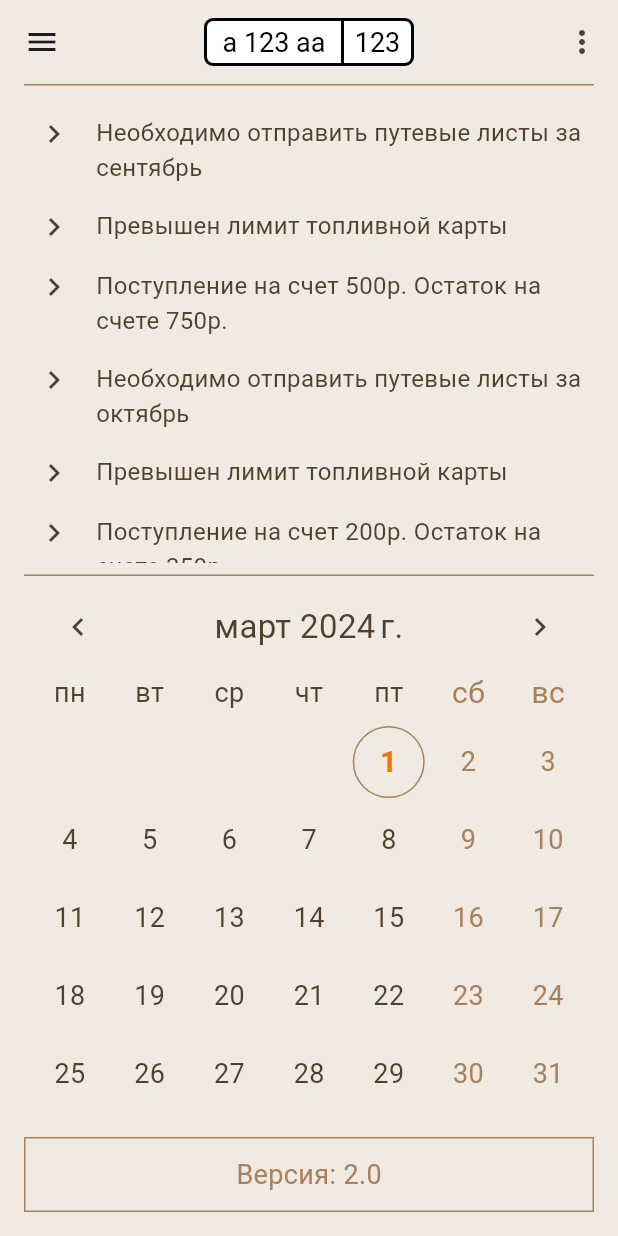
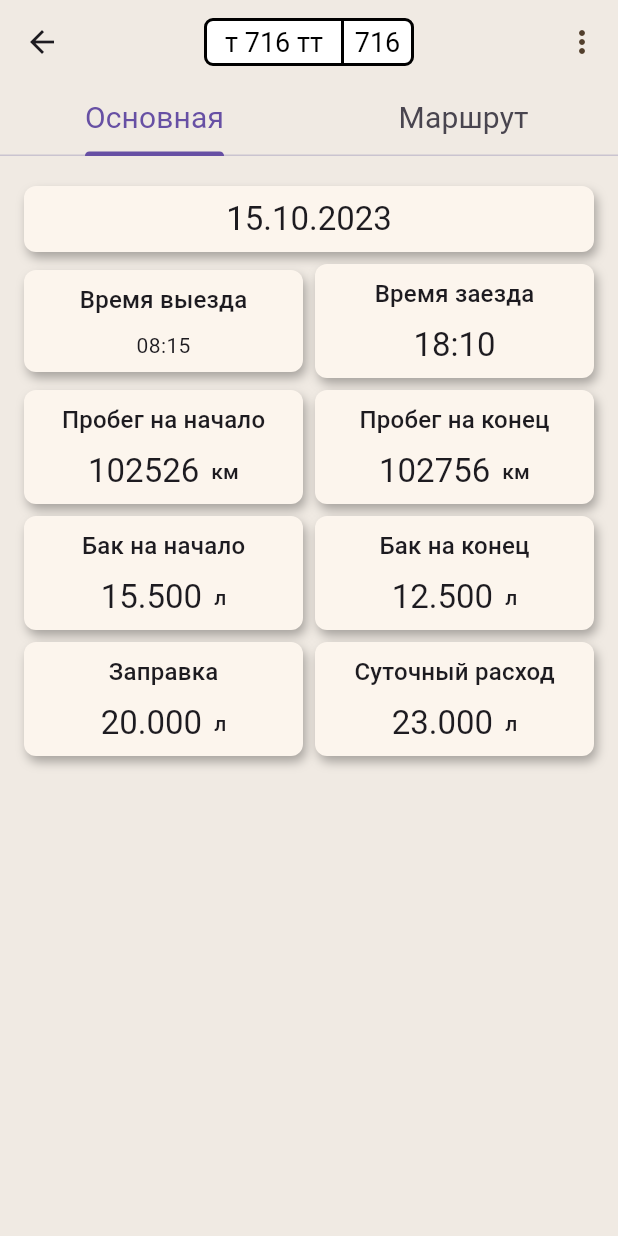
Before and after one commit to Bratek/OTiDO2, a Flutter app: the screen it shows after launch, after a tap on "Войти", on a phone screen of 412 x 824 dp. Run offline on Flutter 3.47's test engine with Material 3 defaults, Android fonts, the phone set to English and light mode, and no system bars; drawn by our look-alikes of table_calendar; statements that could not run were skipped.

Commit message:
Путевой Основная страница

```diff
--- a/lib/app_library.dart
+++ b/lib/app_library.dart
@@ -10,6 +10,7 @@ export 'package:otido2/screens/main_screen.dart';
 export 'package:otido2/screens/login_screen.dart';
 export 'package:otido2/screens/garage_screen.dart';
 export 'package:otido2/screens/car_screen.dart';
+export 'package:otido2/screens/wb_main_screen.dart';
 
 // Widgets
 export 'package:otido2/widgets/widget_button.dart';
@@ -26,3 +27,4 @@ export 'package:otido2/generated/l10n.dart';
 
 //Data
 export 'package:otido2/data/global.dart';
+export 'package:otido2/models/user.dart';
--- a/lib/data/db.dart
+++ b/lib/data/db.dart
@@ -1,5 +1,6 @@
 import 'package:otido2/app_library.dart';
 
+// Car list
 List<Car> cars = <Car>[
   Car(
     id: 0,
@@ -28,4 +29,11 @@ class DB {
   List<Car> getCarList() => cars;
 
   Car getCarById(int index) => cars[index];
+
+  User getUserById(int index) => User(
+      surname: "Пушкин",
+      name: "Александр",
+      patronymic: "Сергеевич",
+      email: "ivanov.ivan.ivanovich@mail.ru",
+      driverLicense: "12 34 567890");
 }
--- a/lib/data/global.dart
+++ b/lib/data/global.dart
@@ -1,7 +1,7 @@
 import 'package:otido2/app_library.dart';
 
+int gCurrentCarId = 0;
+Car gCurrentCar = Car();
 
-
-int gChoice = 1;
-
-Car gCurrentCar = Car();
+int gUserId = 0;
+User gUser = User();
--- a/lib/main.dart
+++ b/lib/main.dart
@@ -1,6 +1,8 @@
 import 'package:flutter/material.dart';
 import 'package:flutter_localizations/flutter_localizations.dart';
 import 'package:otido2/app_library.dart';
+import 'package:otido2/data/db.dart';
+import 'package:otido2/screens/wb_screen.dart';
 
 void main() {
   runApp(const MyApp());
@@ -11,7 +13,8 @@ class MyApp extends StatelessWidget {
 
   @override
   Widget build(BuildContext context) {
-
+    DB db = DB();
+    gCurrentCar = db.getCarById(gCurrentCarId);
 
     return MaterialApp(
       theme: dataTheme(Brightness.light),
@@ -34,6 +37,7 @@ class MyApp extends StatelessWidget {
         '/main': (context) => const MainScreen(),
         '/garage': (context) => const GarageScreen(),
         '/car': (context) => const CarScreen(),
+        '/wb': (context) => const WBScreen(),
       },
       //home: const LoginScreen(), //MainScreen(),f
     );
--- /dev/null
+++ b/lib/models/user.dart
@@ -0,0 +1,14 @@
+class User {
+  String? surname = "";
+  String? name = "";
+  String? patronymic = "";
+  String? email = "";
+  String? driverLicense = "";
+
+  User(
+      {this.surname,
+      this.name,
+      this.patronymic,
+      this.email,
+      this.driverLicense});
+}
--- a/lib/screens/garage_screen.dart
+++ b/lib/screens/garage_screen.dart
@@ -15,7 +15,7 @@ class _GarageState extends State<GarageScreen> {
   Widget build(BuildContext context) {
     ThemeData appTheme = Theme.of(context);
     DB db = DB();
-    List cars = db.getCarList();
+    List carList = db.getCarList();
 
     return Scaffold(
       appBar: AppBar(
@@ -26,10 +26,10 @@ class _GarageState extends State<GarageScreen> {
         ),
       ),
       body: ListView.builder(
-          itemCount: cars.length,
+          itemCount: carList.length,
           itemBuilder: (context, index) {
-            Car currentCar = cars[index];
-            final currentColor = (currentCar == gCurrentCar
+            Car currentCar = carList[index];
+            final currentColor = (index == gCurrentCarId
                 ? appTheme.colorScheme.accentColor
                 : appTheme.colorScheme.previousColor);
             return Padding(
@@ -80,10 +80,10 @@ class _GarageState extends State<GarageScreen> {
                     ),
                     Radio(
                       value: index,
-                      groupValue: gChoice,
+                      groupValue: gCurrentCarId,
                       onChanged: (_) {
                         setState(() {
-                          gChoice = index;
+                          gCurrentCarId = index;
                         });
                       },
                     ),
--- a/lib/screens/login_screen.dart
+++ b/lib/screens/login_screen.dart
@@ -35,7 +35,8 @@ class LoginScreen extends StatelessWidget {
               vSpace(100),
               wButton(context,
                   label: S.of(context).sign_in,
-                  onPressed: () => Navigator.pushNamed(context, '/main')),
+                  onPressed: () =>
+                      Navigator.pushNamed(context, '/wb')), //'/main')),
               vSpace(30),
               TextButton(
                 onPressed: () {},
--- a/lib/screens/main_screen.dart
+++ b/lib/screens/main_screen.dart
@@ -37,7 +37,7 @@ class MainScreen extends StatelessWidget {
 
   AppBar _Appbar(context, ThemeData appTheme) {
     return AppBar(
-      title: wGosNumber(context, 'a 123 aa', '123'),
+      title: wGosNumber(context, gCurrentCar.number!, gCurrentCar.region!),
       centerTitle: true,
       actions: [
         PopupMenuButton(
--- /dev/null
+++ b/lib/screens/wb_main_screen.dart
@@ -0,0 +1,206 @@
+import 'package:flutter/cupertino.dart';
+import 'package:flutter/material.dart';
+import 'package:flutter/widgets.dart';
+import 'package:otido2/app_library.dart';
+
+class WBMainScreen extends StatefulWidget {
+  const WBMainScreen({super.key});
+
+  @override
+  State<WBMainScreen> createState() => _WBMainScreenState();
+}
+
+class _WBMainScreenState extends State<WBMainScreen> {
+  @override
+  Widget build(BuildContext context) {
+    ThemeData appTheme = Theme.of(context);
+
+    return SingleChildScrollView(
+      padding: const EdgeInsets.only(left: 16, right: 16),
+      child: Column(
+        children: <Widget>[
+          vSpace(20),
+          appTile(
+            context: context,
+            theme: appTheme,
+            child: Text(
+              "15.10.2023",
+              style: appTheme.textTheme.title,
+            ),
+          ),
+          vSpace(8),
+          Row(children: [
+            Expanded(
+              child: appTile(
+                context: context,
+                theme: appTheme,
+                child: Column(children: [
+                  Text("Время выезда", style: appTheme.textTheme.titleMedium),
+                  vSpace(8),
+                  Text("08:15", style: appTheme.textTheme.),
+                ]),
+              ),
+            ),
+            hSpace(8),
+            Expanded(
+              child: appTile(
+                context: context,
+                theme: appTheme,
+                child: Column(
+                  children: [
+                    Text("Время заезда", style: appTheme.textTheme.titleMedium),
+                    vSpace(8),
+                    Text("18:10", style: appTheme.textTheme.title),
+                  ],
+                ),
+              ),
+            ),
+          ]),
+          vSpace(8),
+          Row(children: [
+            Expanded(
+              child: appTile(
+                context: context,
+                theme: appTheme,
+                child: Column(children: [
+                  Text("Пробег на начало",
+                      style: appTheme.textTheme.titleMedium),
+                  vSpace(8),
+                  Row(
+                    mainAxisAlignment: MainAxisAlignment.center,
+                    children: [
+                      Text("102526", style: appTheme.textTheme.title),
+                      hSpace(8),
+                      Text("км", style: appTheme.textTheme.titleSmall)
+                    ],
+                  ),
+                ]),
+              ),
+            ),
+            hSpace(8),
+            Expanded(
+              child: appTile(
+                context: context,
+                theme: appTheme,
+                child: Column(children: [
+                  Text("Пробег на конец",
+                      style: appTheme.textTheme.titleMedium),
+                  vSpace(8),
+                  Row(
+                    mainAxisAlignment: MainAxisAlignment.center,
+                    children: [
+                      Text("102756", style: appTheme.textTheme.title),
+                      hSpace(8),
+                      Text("км", style: appTheme.textTheme.titleSmall),
+                    ],
+                  ),
+                ]),
+              ),
+            ),
+          ]),
+          vSpace(8),
+          Row(children: [
+            Expanded(
+              child: appTile(
+                context: context,
+                theme: appTheme,
+                child: Column(children: [
+                  Text("Бак на начало", style: appTheme.textTheme.titleMedium),
+                  vSpace(8),
+                  Row(
+                    mainAxisAlignment: MainAxisAlignment.center,
+                    children: [
+                      Text("15.500", style: appTheme.textTheme.title),
+                      hSpace(8),
+                      Text("л", style: appTheme.textTheme.titleSmall)
+                    ],
+                  ),
+                ]),
+              ),
+            ),
+            hSpace(8),
+            Expanded(
+              child: appTile(
+                context: context,
+                theme: appTheme,
+                child: Column(children: [
+                  Text("Бак на конец", style: appTheme.textTheme.titleMedium),
+                  vSpace(8),
+                  Row(
+                    mainAxisAlignment: MainAxisAlignment.center,
+                    children: [
+                      Text("12.500", style: appTheme.textTheme.title),
+                      hSpace(8),
+                      Text("л", style: appTheme.textTheme.titleSmall),
+                    ],
+                  ),
+                ]),
+              ),
+            ),
+          ]),
+          vSpace(8),
+          Row(children: [
+            Expanded(
+              child: appTile(
+                context: context,
+                theme: appTheme,
+                child: Column(children: [
+                  Text("Заправка", style: appTheme.textTheme.titleMedium),
+                  vSpace(8),
+                  Row(
+                    mainAxisAlignment: MainAxisAlignment.center,
+                    children: [
+                      Text("20.000", style: appTheme.textTheme.title),
+                      hSpace(8),
+                      Text("л", style: appTheme.textTheme.titleSmall)
+                    ],
+                  ),
+                ]),
+              ),
+            ),
+            hSpace(8),
+            Expanded(
+              child: appTile(
+                context: context,
+                theme: appTheme,
+                child: Column(children: [
+                  Text("Суточный расход",
+                      style: appTheme.textTheme.titleMedium),
+                  vSpace(8),
+                  Row(
+                    mainAxisAlignment: MainAxisAlignment.center,
+                    children: [
+                      Text("23.000", style: appTheme.textTheme.title),
+                      hSpace(8),
+                      Text("л", style: appTheme.textTheme.titleSmall),
+                    ],
+                  ),
+                ]),
+              ),
+            ),
+          ]),
+        ],
+      ),
+    );
+  }
+}
+
+Widget appTile({BuildContext? context, ThemeData? theme, Widget? child}) {
+  return Container(
+    alignment: Alignment.center,
+    //width: width,
+    decoration: BoxDecoration(
+      borderRadius: BorderRadius.circular(8),
+      color: theme!.colorScheme.previousColor,
+      boxShadow: [
+        BoxShadow(
+          color: Colors.black.withOpacity(0.3),
+          blurRadius: 5,
+          offset: const Offset(2, 4), // Shadow position
+        ),
+      ],
+    ),
+    padding: const EdgeInsets.all(8),
+    child: child,
+  );
+}
--- /dev/null
+++ b/lib/screens/wb_screen.dart
@@ -0,0 +1,88 @@
+import 'package:flutter/material.dart';
+import 'package:otido2/app_library.dart';
+
+class WBScreen extends StatefulWidget {
+  const WBScreen({super.key});
+
+  @override
+  State<WBScreen> createState() => _WBScreenState();
+}
+
+class _WBScreenState extends State<WBScreen> {
+  @override
+  Widget build(BuildContext context) {
+    ThemeData appTheme = Theme.of(context);
+    return DefaultTabController(
+        length: 2,
+        child: Scaffold(
+          appBar: AppBar(
+            title:
+                wGosNumber(context, gCurrentCar.number!, gCurrentCar.region!),
+            centerTitle: true,
+            actions: [
+              _popUpMenu(context, appTheme),
+            ],
+            bottom: const TabBar(tabs: [
+              Tab(
+                child: Text(
+                  "Основная",
+                  style: TextStyle(fontSize: 20, fontWeight: FontWeight.normal),
+                ),
+              ),
+              Tab(
+                child: Text(
+                  "Маршрут",
+                  style: TextStyle(fontSize: 20, fontWeight: FontWeight.normal),
+                ),
+              ),
+            ]),
+          ),
+          body: const TabBarView(
+            children: [
+              WBMainScreen(),
+              Icon(Icons.directions_transit),
+            ],
+          ),
+        ));
+  }
+
+  Widget _popUpMenu(BuildContext context, ThemeData appTheme) {
+    return PopupMenuButton(
+        icon: const Icon(Icons.more_vert),
+        itemBuilder: (BuildContext context) => [
+              PopupMenuItem(
+                child: Text(
+                  'Menu 1',
+                  style: appTheme.textTheme.popupMenu,
+                ),
+                onTap: () {},
+              ),
+              PopupMenuItem(
+                child: Text(
+                  'Menu 2',
+                  style: appTheme.textTheme.popupMenu,
+                ),
+                onTap: () {},
+              ),
+              PopupMenuItem(
+                child: Text(
+                  'Menu 3',
+                  style: appTheme.textTheme.popupMenu,
+                ),
+                onTap: () {},
+              ),
+            ]);
+  }
+}
+
+Widget WB_main(BuildContext context) {
+  return SingleChildScrollView(
+    child: Column(
+      children: <Widget>[
+        Card(
+          child: Text('15.10.2023'),
+        ),
+      ],
+    ),
+  );
+}
--- a/lib/widgets/widget_drawer.dart
+++ b/lib/widgets/widget_drawer.dart
@@ -1,5 +1,6 @@
 import 'package:flutter/material.dart';
 import 'package:otido2/app_library.dart';
+import 'package:otido2/data/db.dart';
 
 class DrawerWidget extends StatelessWidget {
   const DrawerWidget({super.key});
@@ -7,6 +8,9 @@ class DrawerWidget extends StatelessWidget {
   @override
   Widget build(BuildContext context) {
     final appTheme = dataTheme(Theme.of(context).brightness);
+    var db = DB();
+    var currentUser = db.getUserById(0);
+
     return Drawer(
       backgroundColor: appTheme.colorScheme.backgroundColor,
       child: SafeArea(
@@ -20,13 +24,13 @@ class DrawerWidget extends StatelessWidget {
               crossAxisAlignment: CrossAxisAlignment.start,
               children: [
                 Text(
-                  'Иванов Максимильян Савельевич',
+                  "${currentUser.surname} ${currentUser.name} ${currentUser.patronymic}",
                   style: appTheme.textTheme.titleMin,
                   softWrap: true,
                 ),
                 vSpace(10),
                 Text(
-                  "email@mail.ru",
+                  "${currentUser.email}",
                   style: appTheme.textTheme.info
                       .copyWith(color: appTheme.colorScheme.mediumColor),
                   softWrap: true,
```
Also changed, not shown: pubspec.lock.
